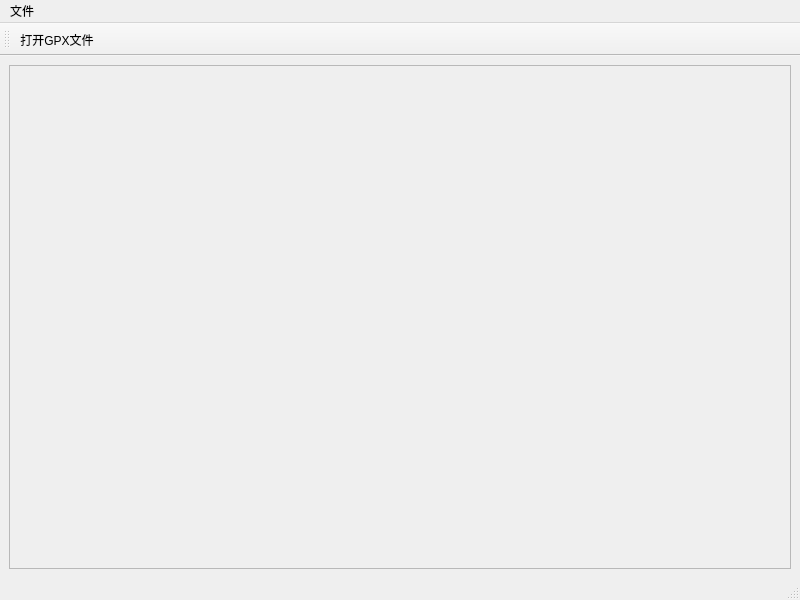
Above: GPSTrackEditer.ui from dslwz2008/GPSTrackEditer before the change. Below: the same form after it.
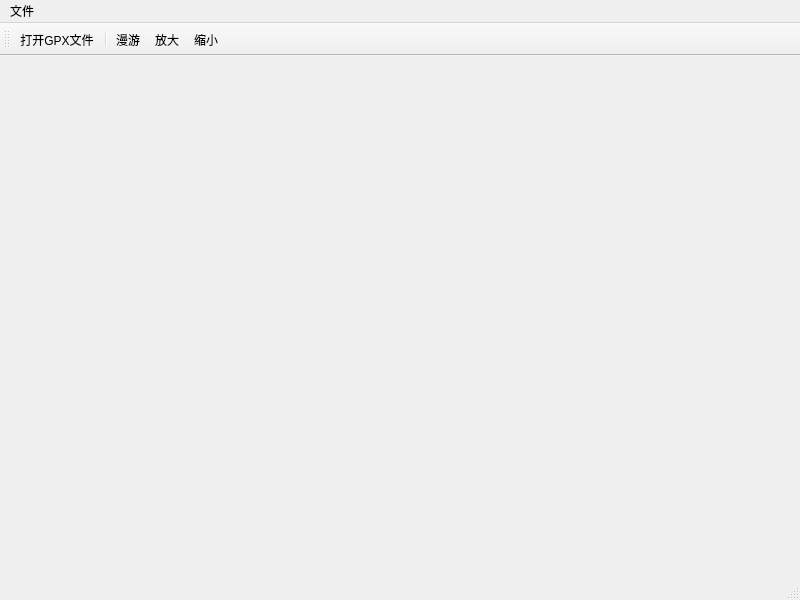
That is the form after the change. Icons and pictures are not drawn.

Commit message: add toolbar actions

Patch:
```diff
--- a/GPSTrackEditer.ui
+++ b/GPSTrackEditer.ui
@@ -14,18 +14,7 @@
    <string>MainWindow</string>
   </property>
   <widget class="QWidget" name="centralwidget">
-   <layout class="QGridLayout" name="gridLayout">
-    <item row="0" column="0">
-     <widget class="QFrame" name="frame">
-      <property name="frameShape">
-       <enum>QFrame::StyledPanel</enum>
-      </property>
-      <property name="frameShadow">
-       <enum>QFrame::Raised</enum>
-      </property>
-     </widget>
-    </item>
-   </layout>
+   <layout class="QGridLayout" name="gridLayout"/>
   </widget>
   <widget class="QMenuBar" name="menubar">
    <property name="geometry">
@@ -58,6 +47,10 @@
     <bool>false</bool>
    </attribute>
    <addaction name="action_tbOpenGPXFile"/>
+   <addaction name="separator"/>
+   <addaction name="action_Pan"/>
+   <addaction name="action_ZoonIn"/>
+   <addaction name="action_ZoomOut"/>
   </widget>
   <action name="action_OpenGPXFile">
    <property name="icon">
@@ -87,6 +80,44 @@
     <string>点击打开GPX文件</string>
    </property>
   </action>
+  <action name="action_ZoonIn">
+   <property name="icon">
+    <iconset resource="GPSTrackEditer.qrc">
+     <normaloff>:/icons/icons/ZoomInTool_B_32.png</normaloff>:/icons/icons/ZoomInTool_B_32.png</iconset>
+   </property>
+   <property name="text">
+    <string>放大</string>
+   </property>
+   <property name="toolTip">
+    <string>放大</string>
+   </property>
+  </action>
+  <action name="action_ZoomOut">
+   <property name="icon">
+    <iconset>
+     <normalon>:/icons/icons/ZoomOutTool_B_32.png</normalon>
+    </iconset>
+   </property>
+   <property name="text">
+    <string>缩小</string>
+   </property>
+   <property name="toolTip">
+    <string>缩小</string>
+   </property>
+  </action>
+  <action name="action_Pan">
+   <property name="icon">
+    <iconset>
+     <normalon>:/icons/icons/PanTool_B_32.png</normalon>
+    </iconset>
+   </property>
+   <property name="text">
+    <string>漫游</string>
+   </property>
+   <property name="toolTip">
+    <string>漫游</string>
+   </property>
+  </action>
  </widget>
  <resources>
   <include location="GPSTrackEditer.qrc"/>
```
The commit also changes 1 other file.
